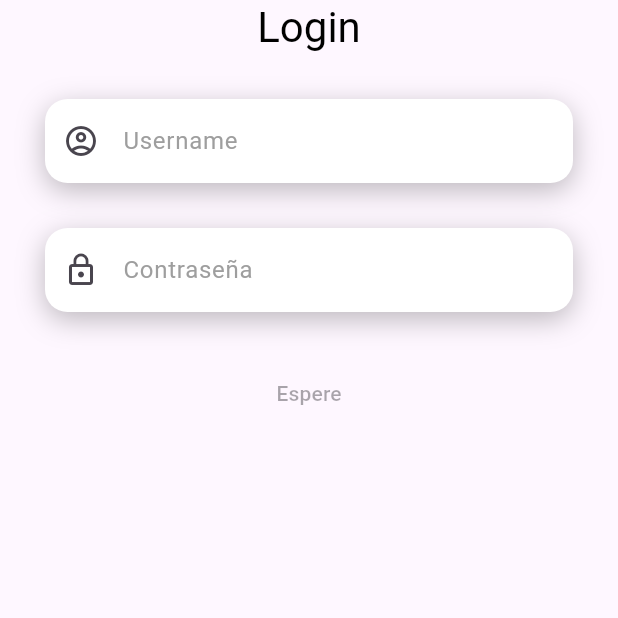
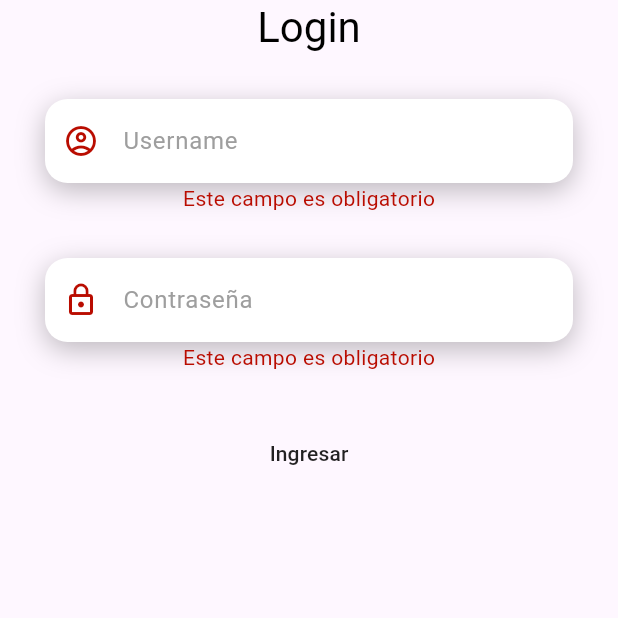
Before and after one commit to lucastomic/close_frontend, a Flutter app: the screen it shows after launch, after a tap on "Ingresar", on a phone screen of 412 x 824 dp, the top half of it. Run offline on Flutter 3.47's test engine with Material 2 defaults, Android fonts, the light colour scheme and no system bars; missing offline and left inert: stomp_dart_client; accounts and stored records are empty.

Commit message:
Input error messages improved

```diff
--- /dev/null
+++ b/lib/config/colors.dart
@@ -0,0 +1,3 @@
+import 'dart:ui';
+
+const Color errorColor = Color.fromARGB(255, 185, 12, 0);
--- a/lib/widgets/authentication_screen/authentication_forms/customized_input/custom_form_input.dart
+++ b/lib/widgets/authentication_screen/authentication_forms/customized_input/custom_form_input.dart
@@ -1,6 +1,8 @@
+import 'package:close_frontend/config/colors.dart';
 import 'package:flutter/material.dart';
 
 import 'decorated_input_container.dart';
+import 'input_error_message.dart';
 
 class CustomFormInput extends StatefulWidget {
   @override
@@ -25,21 +27,38 @@ class CustomFormInput extends StatefulWidget {
 
 class CustomFormInputState extends State<CustomFormInput> {
   String _value = "";
+  String? _errorMessage;
+
+  void validate(){
+    setState(() {
+      _errorMessage = widget.validate(_value);
+    });
+  }
+  bool isValid(){
+    return _errorMessage == null;
+  }
 
   @override
   Widget build(BuildContext context) {
-    return DecoratedInputContainer(
+    return Column(
+      children: [
+        DecoratedInputContainer(
           child: TextFormField(
-        validator: widget.validate,
             autocorrect: false,
             obscureText: widget.obscureText,
             keyboardType: TextInputType.emailAddress,
             decoration: _getInputDecoration(),
             onChanged: _onChanged,
           ),
+        ),
+        _showErrorMessageIfExists()
+      ],
     );
   }
 
+  Widget _showErrorMessageIfExists(){
+    return _errorMessage != null ? InputErrorMessage(_errorMessage!) : Container();
+  }
   void _onChanged(String value) {
     _value = value;
   }
@@ -54,7 +73,12 @@ class CustomFormInputState extends State<CustomFormInput> {
         labelStyle: const TextStyle(
           color:Colors.grey
         ),
-        prefixIcon:  Icon(widget.icon),
+        prefixIcon: Icon(widget.icon, color:_getIconColor()),
       );
   }
+
+  Color? _getIconColor(){
+    return _errorMessage != null ? errorColor : null;
+
   }
+}
--- /dev/null
+++ b/lib/widgets/authentication_screen/authentication_forms/customized_input/input_error_message.dart
@@ -0,0 +1,11 @@
+import 'package:close_frontend/config/colors.dart';
+import 'package:flutter/material.dart';
+class InputErrorMessage extends StatelessWidget {
+  const InputErrorMessage(this._message);
+  final String _message;
+
+  @override
+  Widget build(BuildContext context) {
+    return Text(_message,style: const TextStyle(color:errorColor),);
+  }
+}
--- /dev/null
+++ b/lib/widgets/authentication_screen/authentication_forms/customized_input/input_factory.dart
@@ -0,0 +1,31 @@
+import 'package:close_frontend/widgets/authentication_screen/authentication_forms/customized_input/custom_form_input.dart';
+import 'package:flutter/material.dart';
+
+class InputFactory{
+
+  CustomFormInput username(GlobalKey key){
+    return CustomFormInput(
+      validate: _mandatoryInputValidation,
+      hintText: 'myusername',
+      labelText: 'Username',
+      icon: Icons.account_circle_outlined,
+      key: key
+    );
+  }
+  CustomFormInput passaword(GlobalKey key){
+    return CustomFormInput(
+      validate: _mandatoryInputValidation,
+      hintText: '******',
+      labelText: 'Contraseña',
+      icon: Icons.lock_outline,
+      obscureText: true,
+      key: key ,
+    );
+  }
+
+  String? _mandatoryInputValidation(String? value){
+    if(value == null || value =="") return "Este campo es obligatorio";
+    return null;
+  }
+
+}
--- a/lib/widgets/authentication_screen/authentication_forms/login_form.dart
+++ b/lib/widgets/authentication_screen/authentication_forms/login_form.dart
@@ -1,6 +1,7 @@
 import 'package:close_frontend/exceptions/authentication/bad_credentials_exception.dart';
 import 'package:close_frontend/popup_alert_displayer/popup_alert_displayer.dart';
 import 'package:close_frontend/provider/authentication/auth_provider.dart';
+import 'package:close_frontend/widgets/authentication_screen/authentication_forms/customized_input/input_factory.dart';
 import 'package:flutter/material.dart';
 import 'package:provider/provider.dart';
 
@@ -13,10 +14,10 @@ class LoginForm extends StatefulWidget {
 
 class _LoginFormState extends State<LoginForm> {
   bool _isLoading = false;
-  final GlobalKey<CustomFormInputState> _emailKey =  GlobalKey();
+  final GlobalKey<CustomFormInputState> _usernameKey =  GlobalKey();
   final GlobalKey<CustomFormInputState> _passwordKey = GlobalKey();
   final GlobalKey<FormState> _formKey = GlobalKey();
-
+  final inputFactory = InputFactory();
 
   @override
   Widget build(BuildContext context) {
@@ -24,9 +25,9 @@ class _LoginFormState extends State<LoginForm> {
       key: _formKey,
       child: Column(
         children: [
-          _getUsernameInput(),
+          inputFactory.username(_usernameKey),
           const SizedBox(height: 30),
-          _getPasswordInput(),
+          inputFactory.passaword(_passwordKey),
           const SizedBox(height: 30),
           MaterialButton(
             onPressed: _isLoading ? null : _onSubmit,
@@ -37,22 +38,12 @@ class _LoginFormState extends State<LoginForm> {
     );
   }
 
-
   void _onSubmit() {
-    FocusScope.of(context).unfocus();
-    _executeWhileLoads(()async{
-      _formKey.currentState!.validate();
-      await _tryToAuthenticate();
-    });
-  }
-
-  Future<void> _tryToAuthenticate()async {
-    AuthenticationProvider authenticationProvider = context.read<AuthenticationProvider>();
-    try{
-      await authenticationProvider.logIn(_emailKey.currentState!.value, _passwordKey.currentState!.value);
-      Navigator.of(context).pushNamed("main");
-    }on BadCredentialsException catch(e){
-      PopUpAlertDisplayer.showAlert(context, "Error al logearse", e.message);
+    _unfocusTarget();
+    _usernameKey.currentState!.validate();
+    _passwordKey.currentState!.validate();
+    if(_allInputsAreValid()) {
+      _executeWhileLoads(_tryToAuthenticate);
     }
   }
 
@@ -66,24 +57,21 @@ class _LoginFormState extends State<LoginForm> {
     });
   }
 
-  Widget _getUsernameInput(){
-    return CustomFormInput(
-      validate: (String)=>null,
-      hintText: 'myusername',
-      labelText: 'Username',
-      icon: Icons.account_circle_outlined,
-      key: _emailKey
-    );
+  bool _allInputsAreValid(){
+    return _usernameKey.currentState!.isValid() && _passwordKey.currentState!.isValid();
   }
 
-  Widget _getPasswordInput(){
-    return CustomFormInput(
-      validate: (String)=>null,
-      hintText: '******',
-      labelText: 'Contraseña',
-      icon: Icons.lock_outline,
-      obscureText: true,
-      key: _passwordKey,
-    );
+  Future<void> _tryToAuthenticate()async {
+    AuthenticationProvider authenticationProvider = context.read<AuthenticationProvider>();
+    try{
+      await authenticationProvider.logIn(_usernameKey.currentState!.value, _passwordKey.currentState!.value);
+      Navigator.of(context).pushNamed("main");
+    }on BadCredentialsException catch(e){
+      PopUpAlertDisplayer.showAlert(context, "Error al logearse", e.message);
+    }
+  }
+
+  void _unfocusTarget(){
+    FocusScope.of(context).unfocus();
   }
 }
```
Lines whose indentation alone changed are shown as unchanged.
